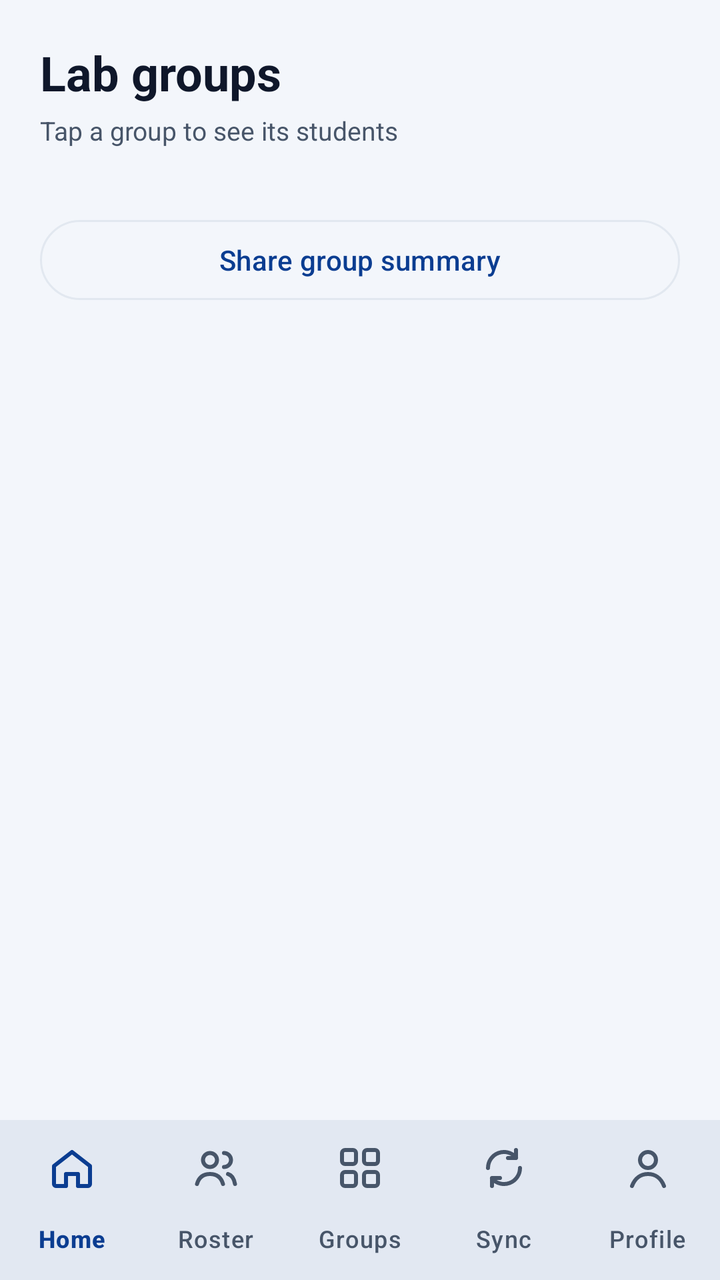
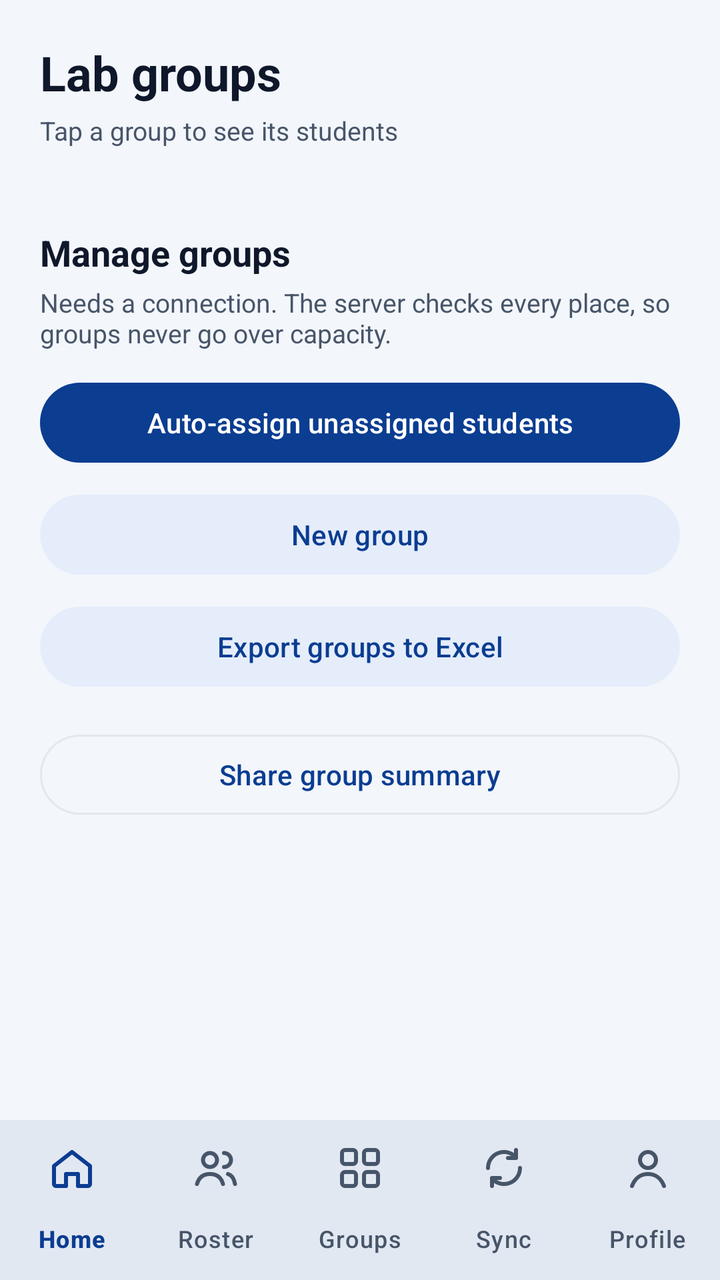

An Android layout rendered at two revisions. The XML below is the earlier revision; the diff shows what the commit changed to produce the second picture.
<!-- AndroidManifest.xml: application theme Theme.MUStudentSync -->
<!-- res/layout/activity_groups.xml -->
<?xml version="1.0" encoding="utf-8"?>
<LinearLayout xmlns:android="http://schemas.android.com/apk/res/android"
    xmlns:app="http://schemas.android.com/apk/res-auto"
    android:layout_width="match_parent"
    android:layout_height="match_parent"
    android:orientation="vertical"
    android:background="@color/campus_ground"
    android:fitsSystemWindows="true">

    <ScrollView
        android:layout_width="match_parent"
        android:layout_height="0dp"
        android:layout_weight="1">

        <LinearLayout
            android:layout_width="match_parent"
            android:layout_height="wrap_content"
            android:orientation="vertical"
            android:padding="20dp">

            <TextView
                android:layout_width="wrap_content"
                android:layout_height="wrap_content"
                android:text="@string/groups_title"
                android:textColor="@color/campus_text"
                android:textSize="24sp"
                android:textStyle="bold"
                android:accessibilityHeading="true" />

            <TextView
                android:layout_width="wrap_content"
                android:layout_height="wrap_content"
                android:layout_marginTop="4dp"
                android:layout_marginBottom="16dp"
                android:text="@string/groups_subtitle"
                android:textColor="@color/campus_muted"
                android:textSize="13sp" />

            <LinearLayout
                android:id="@+id/listAllGroups"
                android:layout_width="match_parent"
                android:layout_height="wrap_content"
                android:background="@drawable/bg_campus_card"
                android:orientation="vertical" />

            
            <com.google.android.material.button.MaterialButton
                android:id="@+id/btnShareGroupSummary"
                style="@style/Widget.Material3.Button.OutlinedButton"
                android:layout_width="match_parent"
                android:layout_height="wrap_content"
                android:layout_marginTop="16dp"
                android:minHeight="48dp"
                android:text="@string/share_summary_button"
                android:contentDescription="@string/share_summary_button_description" />
        </LinearLayout>
    </ScrollView>

    <com.google.android.material.bottomnavigation.BottomNavigationView
        android:id="@+id/bottomNav"
        style="@style/Widget.MUSync.BottomNav"
        android:layout_width="match_parent"
        android:layout_height="wrap_content"
        app:menu="@menu/menu_nav_lecturer" />
</LinearLayout>
<!-- resources referenced by this layout -->
<resources>
  <color name="campus_ground">#F3F6FB</color>
  <color name="campus_muted">#475569</color>
  <color name="campus_text">#0F172A</color>
  <!-- drawable bg_campus_card (drawable) -->
  <?xml version="1.0" encoding="utf-8"?>
  <shape xmlns:android="http://schemas.android.com/apk/res/android" android:shape="rectangle">
      <solid android:color="@color/campus_card" />
      <corners android:radius="16dp" />
  </shape>
  <string name="groups_subtitle">Tap a group to see its students</string>
  <string name="groups_title">Lab groups</string>
  <string name="share_summary_button">Share group summary</string>
  <string name="share_summary_button_description">Share lab group totals. No student names are included.</string>
  <style name="Widget.MUSync.BottomNav" parent="Widget.Material3.BottomNavigationView">
          <item name="android:background">@color/campus_card</item>
          <item name="itemIconTint">@color/nav_item_color</item>
          <item name="itemTextColor">@color/nav_item_color</item>
          <item name="itemActiveIndicatorStyle">@style/Widget.MUSync.BottomNav.Indicator</item>
          <item name="labelVisibilityMode">labeled</item>
          <item name="elevation">8dp</item>
      </style>
  <style name="Theme.MUStudentSync" parent="Base.Theme.MUStudentSync" />
  <color name="campus_card">#FFFFFF</color>
  <style name="Widget.MUSync.BottomNav.Indicator" parent="Widget.Material3.BottomNavigationView.ActiveIndicator">
          <item name="android:color">@color/campus_tile</item>
      </style>
  <style name="Base.Theme.MUStudentSync" parent="Theme.Material3.DayNight.NoActionBar">
          <item name="colorPrimary">@color/campus_primary</item>
          <item name="colorOnPrimary">@color/campus_on_primary</item>
          <item name="colorPrimaryContainer">@color/campus_tile</item>
          <item name="colorOnPrimaryContainer">@color/campus_navy</item>
          <item name="colorSecondary">@color/campus_blue</item>
          <item name="colorSecondaryContainer">@color/campus_tile</item>
          <item name="colorOnSecondaryContainer">@color/campus_navy</item>
          <item name="colorSurface">@color/campus_card</item>
          <item name="colorOnSurface">@color/campus_text</item>
          <item name="colorOnSurfaceVariant">@color/campus_muted</item>
          <item name="colorOutline">@color/campus_line</item>
          <item name="colorError">@color/campus_full</item>
          <item name="android:colorBackground">@color/campus_ground</item>
          <item name="colorOnBackground">@color/campus_text</item>
          
          <item name="android:windowBackground">@color/campus_ground</item>
      </style>
  <color name="campus_tile">#E5EDFB</color>
  <color name="campus_primary">#0B3D91</color>
  <color name="campus_on_primary">#FFFFFF</color>
  <color name="campus_navy">#0B3D91</color>
  <color name="campus_blue">#1F5FD1</color>
  <color name="campus_line">#E2E8F0</color>
  <color name="campus_full">#B42318</color>
</resources>

<!-- the commit's change to res/layout/activity_groups.xml (unified diff, before → after) -->
@@ -44,6 +44,63 @@
                 android:orientation="vertical" />
 
             
+            <TextView
+                android:layout_width="wrap_content"
+                android:layout_height="wrap_content"
+                android:layout_marginTop="24dp"
+                android:text="@string/group_manage_title"
+                android:textColor="@color/campus_text"
+                android:textSize="18sp"
+                android:textStyle="bold"
+                android:accessibilityHeading="true" />
+
+            <TextView
+                android:layout_width="wrap_content"
+                android:layout_height="wrap_content"
+                android:layout_marginTop="4dp"
+                android:text="@string/group_manage_subtitle"
+                android:textColor="@color/campus_muted"
+                android:textSize="13sp" />
+
+            <com.google.android.material.progressindicator.LinearProgressIndicator
+                android:id="@+id/progressGroupAdmin"
+                android:layout_width="match_parent"
+                android:layout_height="wrap_content"
+                android:layout_marginTop="8dp"
+                android:indeterminate="true"
+                android:visibility="gone"
+                android:contentDescription="@string/group_working" />
+
+            <com.google.android.material.button.MaterialButton
+                android:id="@+id/btnAutoAssign"
+                android:layout_width="match_parent"
+                android:layout_height="wrap_content"
+                android:layout_marginTop="12dp"
+                android:minHeight="48dp"
+                android:text="@string/group_auto_button"
+                android:contentDescription="@string/group_auto_button_description" />
+
+            <com.google.android.material.button.MaterialButton
+                android:id="@+id/btnNewGroup"
+                style="@style/Widget.Material3.Button.TonalButton"
+                android:layout_width="match_parent"
+                android:layout_height="wrap_content"
+                android:layout_marginTop="8dp"
+                android:minHeight="48dp"
+                android:text="@string/group_new_button"
+                android:contentDescription="@string/group_new_button_description" />
+
+            <com.google.android.material.button.MaterialButton
+                android:id="@+id/btnExportExcel"
+                style="@style/Widget.Material3.Button.TonalButton"
+                android:layout_width="match_parent"
+                android:layout_height="wrap_content"
+                android:layout_marginTop="8dp"
+                android:minHeight="48dp"
+                android:text="@string/group_export_button"
+                android:contentDescription="@string/group_export_button_description" />
+
+            
             <com.google.android.material.button.MaterialButton
                 android:id="@+id/btnShareGroupSummary"
                 style="@style/Widget.Material3.Button.OutlinedButton"
<!-- resource entries referenced after the edit -->
@@ -9,6 +9,15 @@
       <solid android:color="@color/campus_card" />
       <corners android:radius="16dp" />
   </shape>
+  <string name="group_auto_button">Auto-assign unassigned students</string>
+  <string name="group_auto_button_description">Place every student without a group into groups of up to 15. Shows a preview first.</string>
+  <string name="group_export_button">Export groups to Excel</string>
+  <string name="group_export_button_description">Download all groups as an Excel file and share it. The file contains student names and numbers.</string>
+  <string name="group_manage_subtitle">Needs a connection. The server checks every place, so groups never go over capacity.</string>
+  <string name="group_manage_title">Manage groups</string>
+  <string name="group_new_button">New group</string>
+  <string name="group_new_button_description">Create the next lab group with 15 places.</string>
+  <string name="group_working">Working…</string>
   <string name="groups_subtitle">Tap a group to see its students</string>
   <string name="groups_title">Lab groups</string>
   <string name="share_summary_button">Share group summary</string>
